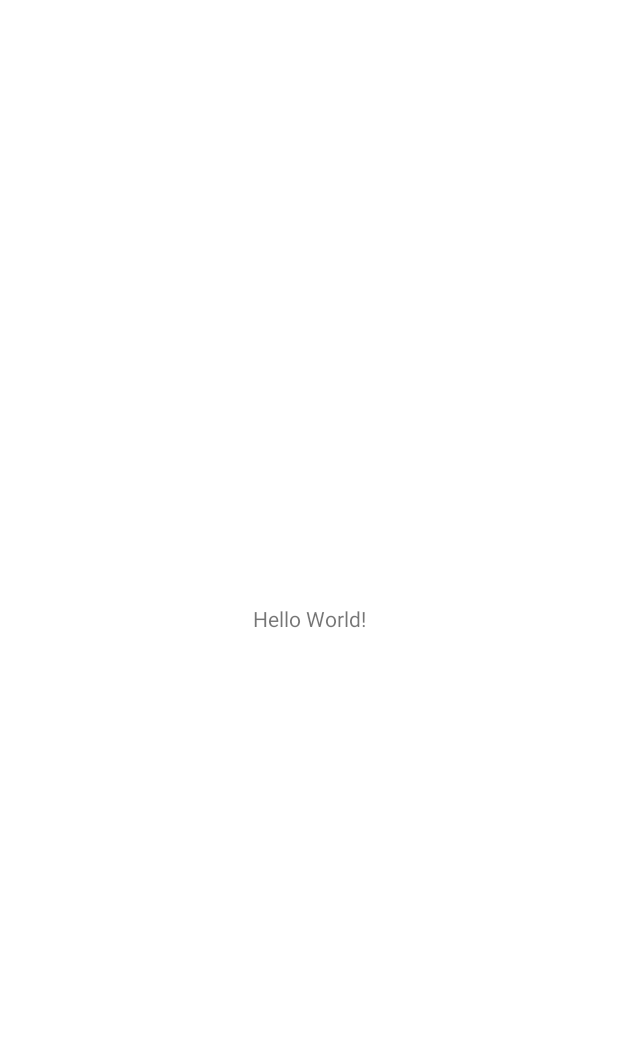
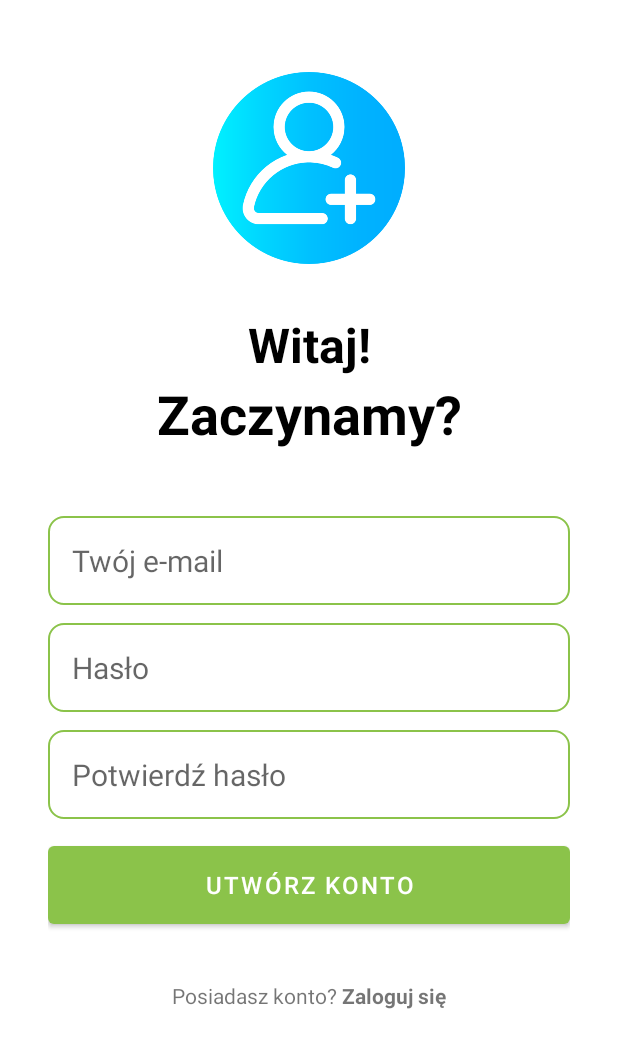
Before and after one commit to kuba88pl/NotesApp, an Android app: the screen it shows after launch (MainActivity before the commit, CreateAccountActivity after it), on a phone screen of 412 x 824 dp. Before the commit the part shown is almost empty. Shown: the top 1048 px of the screen. Run offline under Robolectric (Android 15) with nearby library versions, the phone set to English and light mode, and no system bars.

Commit message:
Created account creation activity

```diff
--- a/app/src/main/AndroidManifest.xml
+++ b/app/src/main/AndroidManifest.xml
@@ -11,6 +11,9 @@
         android:supportsRtl="true"
         android:theme="@style/Theme.NotesApp"
         tools:targetApi="31">
+        <activity
+            android:name=".CreateAccountActivity"
+            android:exported="false" />
         <activity
             android:name=".MainActivity"
             android:exported="false" />
--- /dev/null
+++ b/app/src/main/java/com/kuba88pl/notesapp/CreateAccountActivity.java
@@ -0,0 +1,14 @@
+package com.kuba88pl.notesapp;
+
+import androidx.appcompat.app.AppCompatActivity;
+
+import android.os.Bundle;
+
+public class CreateAccountActivity extends AppCompatActivity {
+
+    @Override
+    protected void onCreate(Bundle savedInstanceState) {
+        super.onCreate(savedInstanceState);
+        setContentView(R.layout.activity_create_account);
+    }
+}
--- a/app/src/main/java/com/kuba88pl/notesapp/SplashActivity.java
+++ b/app/src/main/java/com/kuba88pl/notesapp/SplashActivity.java
@@ -16,7 +16,7 @@ public class SplashActivity extends AppCompatActivity {
         new Handler().postDelayed(new Runnable(){
             @Override
             public void run(){
-                startActivity(new Intent(SplashActivity.this,MainActivity.class));
+                startActivity(new Intent(SplashActivity.this,CreateAccountActivity.class));
                 finish();
             }
         }, 2000);
--- /dev/null
+++ b/app/src/main/res/drawable/rounded_corner.xml
@@ -0,0 +1,6 @@
+<?xml version="1.0" encoding="utf-8"?>
+<shape xmlns:android="http://schemas.android.com/apk/res/android"
+android:shape="rectangle">
+    <corners android:radius="10dp"/>
+    <stroke android:width="1dp" android:color="@color/my_primary"/>
+</shape>
--- /dev/null
+++ b/app/src/main/res/layout/activity_create_account.xml
@@ -0,0 +1,125 @@
+<?xml version="1.0" encoding="utf-8"?>
+<RelativeLayout xmlns:android="http://schemas.android.com/apk/res/android"
+    xmlns:app="http://schemas.android.com/apk/res-auto"
+    xmlns:tools="http://schemas.android.com/tools"
+    android:layout_width="match_parent"
+    android:layout_height="match_parent"
+    android:layout_marginVertical="16dp"
+    android:layout_marginHorizontal="32dp"
+    tools:context=".CreateAccountActivity">
+    <ImageView
+        android:layout_width="128dp"
+        android:layout_height="128dp"
+        android:layout_centerHorizontal="true"
+        android:layout_marginVertical="32dp"
+        android:id="@+id/sign_up_icon"
+        android:src="@drawable/sign_up" />
+
+
+    <LinearLayout
+        android:layout_width="match_parent"
+        android:layout_height="wrap_content"
+        android:id="@+id/hello_text"
+        android:layout_below="@id/sign_up_icon"
+        android:orientation="vertical">
+
+        <TextView
+            android:layout_width="match_parent"
+            android:layout_height="wrap_content"
+            android:text="Witaj!"
+            android:textStyle="bold"
+            android:textSize="32dp"
+            android:textColor="@color/black"
+            android:gravity="center" />
+
+        <TextView
+            android:layout_width="match_parent"
+            android:layout_height="wrap_content"
+            android:text="Zaczynamy?"
+            android:textStyle="bold"
+            android:textSize="36dp"
+            android:textColor="@color/black"
+            android:gravity="center" />
+    </LinearLayout>
+
+    <LinearLayout
+        android:layout_width="match_parent"
+        android:layout_height="wrap_content"
+        android:id="@+id/form_layout"
+        android:layout_below="@id/hello_text"
+        android:layout_marginVertical="32dp"
+        android:orientation="vertical">
+
+    <EditText
+        android:layout_width="match_parent"
+        android:layout_height="wrap_content"
+        android:id="@+id/email_edit_text"
+        android:inputType="textEmailAddress"
+        android:hint="Twój e-mail"
+        android:textSize="20sp"
+        android:background="@drawable/rounded_corner"
+        android:padding="16dp"
+        android:layout_marginTop="12dp"/>
+
+        <EditText
+            android:layout_width="match_parent"
+            android:layout_height="wrap_content"
+            android:id="@+id/password_edit_text"
+            android:inputType="textPassword"
+            android:hint="Hasło"
+            android:textSize="20sp"
+            android:background="@drawable/rounded_corner"
+            android:padding="16dp"
+            android:layout_marginTop="12dp"/>
+
+        <EditText
+            android:layout_width="match_parent"
+            android:layout_height="wrap_content"
+            android:id="@+id/confirm_edit_text"
+            android:inputType="textPassword"
+            android:hint="Potwierdź hasło"
+            android:textSize="20sp"
+            android:background="@drawable/rounded_corner"
+            android:padding="16dp"
+            android:layout_marginTop="12dp"/>
+
+
+        <com.google.android.material.button.MaterialButton
+            android:layout_width="match_parent"
+            android:layout_height="64dp"
+            android:id="@+id/create_account_button"
+            android:text="Utwórz konto"
+            android:layout_marginTop="12dp"
+            android:textSize="16sp"
+            />
+
+        <ProgressBar
+            android:layout_width="24dp"
+            android:layout_height="64dp"
+            android:id="@+id/progress_bar"
+            android:layout_gravity="center"
+            android:visibility="gone"
+            android:layout_margin="12dp" />
+
+    </LinearLayout>
+
+    <LinearLayout
+        android:layout_width="match_parent"
+        android:layout_height="wrap_content"
+        android:layout_below="@id/form_layout"
+        android:orientation="horizontal"
+        android:gravity="center">
+
+    <TextView
+        android:layout_width="wrap_content"
+        android:layout_height="wrap_content"
+        android:text="Posiadasz konto? "/>
+
+    <TextView
+        android:layout_width="wrap_content"
+        android:layout_height="wrap_content"
+        android:textStyle="bold"
+        android:id="@+id/login_text_view_button"
+        android:text="Zaloguj się"/>
+    </LinearLayout>
+</RelativeLayout>
```
Also changed, not shown: app/src/main/res/drawable/login.png (added), app/src/main/res/drawable/sign_up.png (added).
